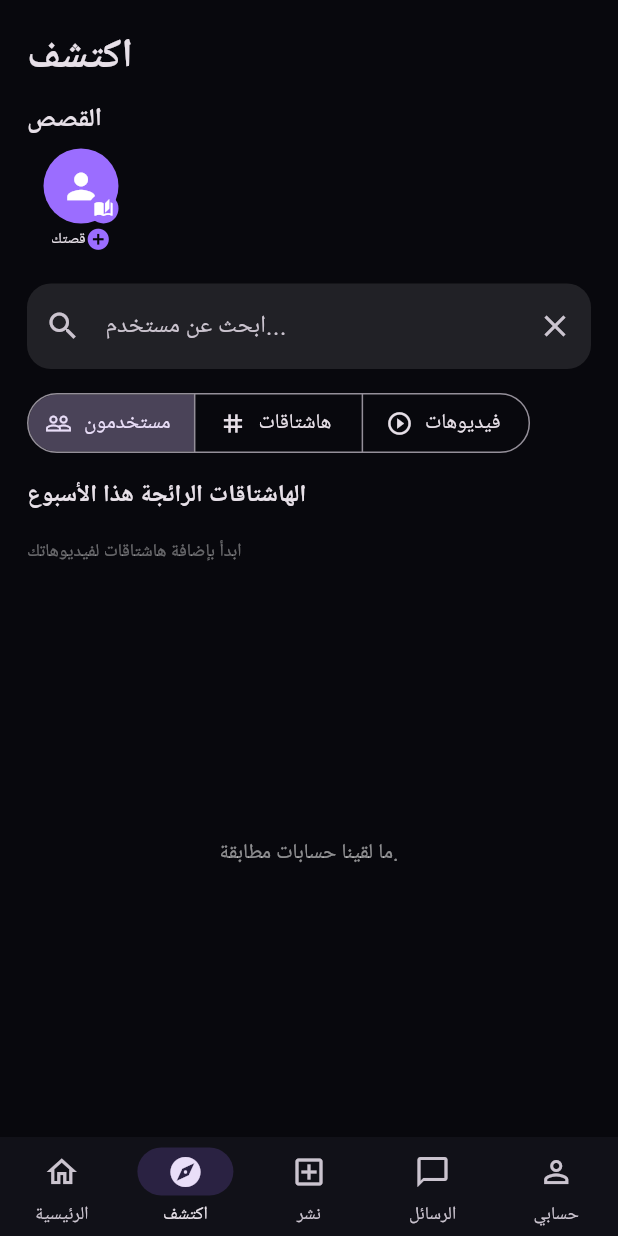
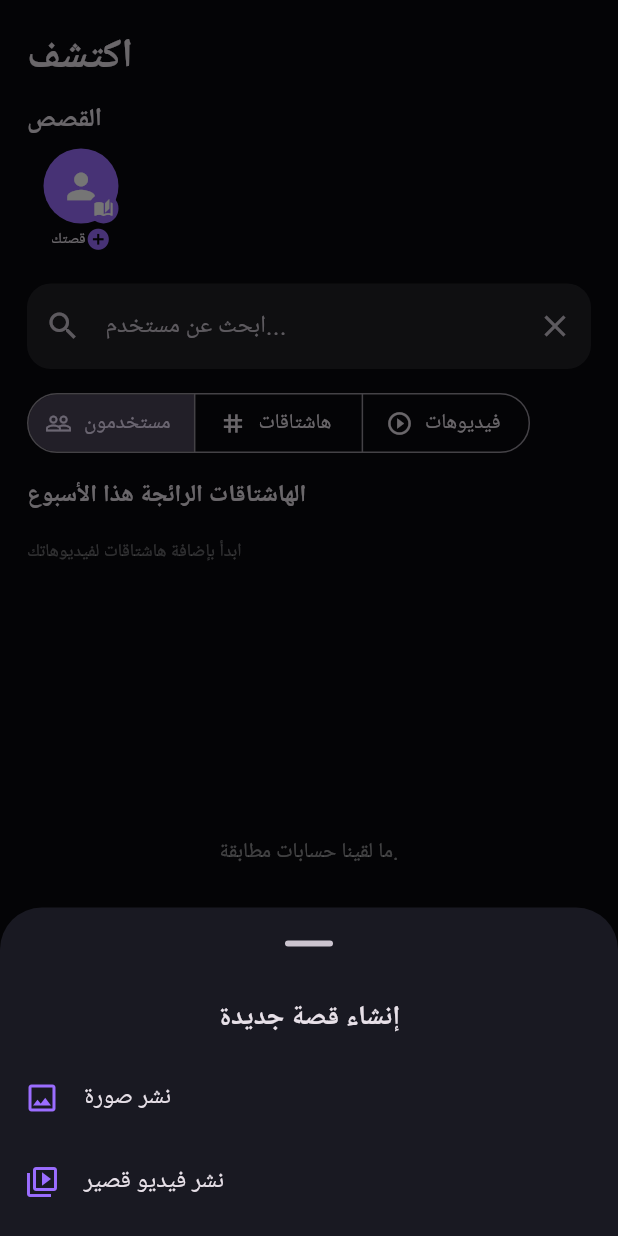
Before and after one commit to hamoudy20iq/VEDORO, a Flutter app: the screen it shows once a user with an empty profile is signed in, item 2 of the bottom bar chosen, after a tap on the "add circle" icon, on a phone screen of 412 x 824 dp. Run offline on Flutter 3.47's test engine with Material 3 defaults, Android fonts, the phone set to English and light mode, and no system bars; our stand-ins replace image_picker, supabase_flutter, video_player; accounts and stored records are empty.

Commit message:
Add video stories and Facebook-style notification tab badge

```diff
--- a/lib/main.dart
+++ b/lib/main.dart
@@ -83,7 +83,7 @@ class _MainScreenState extends State<MainScreen> {
   int feedRefresh = 0;
 
   void openTab(int index) {
-    if (index == 2) {
+    if (index == 3) {
       _showCreateNotice();
       return;
     }
@@ -117,6 +117,7 @@ class _MainScreenState extends State<MainScreen> {
     final pages = [
       FeedScreen(key: ValueKey(feedRefresh), onPageChanged: (i) => activeVideo = i),
       const ExplorePage(),
+      const NotificationsPage(),
       const SizedBox.shrink(),
       const MessagesPage(),
       const ProfilePage(),
@@ -124,19 +125,65 @@ class _MainScreenState extends State<MainScreen> {
     return Scaffold(
       body: IndexedStack(index: tab, children: pages),
       bottomNavigationBar: NavigationBar(
-        height: 66,
+        height: 68,
         backgroundColor: const Color(0xFF111118),
         indicatorColor: accent.withValues(alpha: .18),
         selectedIndex: tab,
         onDestinationSelected: openTab,
-        destinations: const [
-          NavigationDestination(icon: Icon(Icons.home_outlined), selectedIcon: Icon(Icons.home), label: 'الرئيسية'),
-          NavigationDestination(icon: Icon(Icons.explore_outlined), selectedIcon: Icon(Icons.explore), label: 'اكتشف'),
-          NavigationDestination(icon: Icon(Icons.add_box_outlined), selectedIcon: Icon(Icons.add_box), label: 'نشر'),
-          NavigationDestination(icon: Icon(Icons.chat_bubble_outline), selectedIcon: Icon(Icons.chat_bubble), label: 'الرسائل'),
-          NavigationDestination(icon: Icon(Icons.person_outline), selectedIcon: Icon(Icons.person), label: 'حسابي'),
+        destinations: [
+          const NavigationDestination(icon: Icon(Icons.home_outlined), selectedIcon: Icon(Icons.home), label: 'الرئيسية'),
+          const NavigationDestination(icon: Icon(Icons.explore_outlined), selectedIcon: Icon(Icons.explore), label: 'اكتشف'),
+          NavigationDestination(
+            icon: const NotificationBellIcon(),
+            selectedIcon: const NotificationBellIcon(selected: true),
+            label: 'الإشعارات',
+          ),
+          const NavigationDestination(icon: Icon(Icons.add_box_outlined), selectedIcon: Icon(Icons.add_box), label: 'نشر'),
+          const NavigationDestination(icon: Icon(Icons.chat_bubble_outline), selectedIcon: Icon(Icons.chat_bubble), label: 'الرسائل'),
+          const NavigationDestination(icon: Icon(Icons.person_outline), selectedIcon: Icon(Icons.person), label: 'حسابي'),
         ],
       ),
+    );
+  }
+}
+
+class NotificationBellIcon extends StatelessWidget {
+  const NotificationBellIcon({super.key, this.selected = false});
+  final bool selected;
+
+  @override
+  Widget build(BuildContext context) {
+    final uid = Supabase.instance.client.auth.currentUser?.id;
+    if (uid == null) return Icon(selected ? Icons.notifications_active_rounded : Icons.notifications_none_rounded);
+    final stream = Supabase.instance.client.from('notifications')
+      .stream(primaryKey: ['id']).eq('recipient_id', uid);
+    return StreamBuilder<List<Map<String, dynamic>>>(
+      stream: stream,
+      builder: (context, snapshot) {
+        final unread = (snapshot.data ?? []).where((row) => row['is_read'] != true).length;
+        return SizedBox(
+          width: 42, height: 38,
+          child: Stack(clipBehavior: Clip.none, alignment: Alignment.center, children: [
+            Icon(selected ? Icons.notifications_active_rounded : Icons.notifications_none_rounded, size: 25),
+            if (unread > 0)
+              Positioned(
+                top: -2, right: -3,
+                child: Container(
+                  constraints: const BoxConstraints(minWidth: 17, minHeight: 17),
+                  padding: const EdgeInsets.symmetric(horizontal: 4, vertical: 1),
+                  decoration: BoxDecoration(
+                    color: const Color(0xFFE53945),
+                    borderRadius: BorderRadius.circular(10),
+                    border: Border.all(color: const Color(0xFF111118), width: 1.5),
+                  ),
+                  child: Text(unread > 99 ? '99+' : '$unread',
+                    textAlign: TextAlign.center,
+                    style: const TextStyle(color: Colors.white, fontSize: 9, fontWeight: FontWeight.w800)),
+                ),
+              ),
+          ]),
+        );
+      },
     );
   }
 }
@@ -1045,31 +1092,60 @@ class _StoryTrayState extends State<StoryTray> {
     if (_uploading) return;
     final user = Supabase.instance.client.auth.currentUser;
     if (user == null) return;
-    final picked = await ImagePicker().pickImage(
-      source: ImageSource.gallery, imageQuality: 88, maxWidth: 1600,
+    final choice = await showModalBottomSheet<String>(
+      context: context,
+      backgroundColor: const Color(0xFF191922),
+      showDragHandle: true,
+      builder: (ctx) => SafeArea(child: Column(mainAxisSize: MainAxisSize.min, children: [
+        const Padding(padding: EdgeInsets.all(12), child: Text('إنشاء قصة جديدة', style: TextStyle(fontSize: 18, fontWeight: FontWeight.bold))),
+        ListTile(leading: const Icon(Icons.image_outlined, color: accent), title: const Text('نشر صورة'), onTap: () => Navigator.pop(ctx, 'image')),
+        ListTile(leading: const Icon(Icons.video_library_outlined, color: accent), title: const Text('نشر فيديو قصير'), onTap: () => Navigator.pop(ctx, 'video')),
+        const SizedBox(height: 8),
+      ])),
     );
+    if (choice == null || !mounted) return;
+
+    XFile? picked;
+    try {
+      if (choice == 'image') {
+        picked = await ImagePicker().pickImage(source: ImageSource.gallery, imageQuality: 88, maxWidth: 1600);
+      } else {
+        picked = await ImagePicker().pickVideo(source: ImageSource.gallery, maxDuration: const Duration(seconds: 30));
+      }
+    } catch (e) {
+      if (mounted) ScaffoldMessenger.of(context).showSnackBar(SnackBar(content: Text('تعذر اختيار الملف: $e')));
+      return;
+    }
     if (picked == null || !mounted) return;
     final file = File(picked.path);
     final size = await file.length();
-    if (size > 10 * 1024 * 1024) {
-      ScaffoldMessenger.of(context).showSnackBar(
-        const SnackBar(content: Text('حجم صورة القصة يجب ألا يتجاوز 10 ميغابايت')),
-      );
+    if (size > 25 * 1024 * 1024) {
+      ScaffoldMessenger.of(context).showSnackBar(const SnackBar(content: Text('حجم القصة يجب ألا يتجاوز 25 ميغابايت')));
       return;
     }
     final ext = picked.path.split('.').last.toLowerCase();
-    final mime = switch (ext) {
-      'png' => 'image/png',
-      'webp' => 'image/webp',
-      'jpg' || 'jpeg' => 'image/jpeg',
-      _ => '',
-    };
+    final mime = choice == 'image'
+      ? switch (ext) { 'png' => 'image/png', 'webp' => 'image/webp', 'jpg' || 'jpeg' => 'image/jpeg', _ => '' }
+      : switch (ext) { 'mov' => 'video/quicktime', 'mp4' => 'video/mp4', _ => '' };
     if (mime.isEmpty) {
-      ScaffoldMessenger.of(context).showSnackBar(
-        const SnackBar(content: Text('الصيغ المدعومة: JPG وPNG وWEBP')),
-      );
+      ScaffoldMessenger.of(context).showSnackBar(const SnackBar(content: Text('الصيغ المدعومة: JPG/PNG/WEBP للصور وMP4/MOV للفيديو')));
       return;
     }
+    final captionController = TextEditingController();
+    final caption = await showDialog<String>(
+      context: context,
+      builder: (ctx) => AlertDialog(
+        title: const Text('أضف وصفاً للقصة (اختياري)'),
+        content: TextField(controller: captionController, maxLength: 180, maxLines: 2, decoration: const InputDecoration(hintText: 'اكتب شيئاً...')),
+        actions: [
+          TextButton(onPressed: () => Navigator.pop(ctx, null), child: const Text('إلغاء')),
+          FilledButton(onPressed: () => Navigator.pop(ctx, captionController.text.trim()), child: const Text('متابعة')),
+        ],
+      ),
+    );
+    captionController.dispose();
+    if (caption == null || !mounted) return;
+
     setState(() => _uploading = true);
     final path = '${user.id}/${DateTime.now().microsecondsSinceEpoch}.$ext';
     var uploaded = false;
@@ -1082,23 +1158,21 @@ class _StoryTrayState extends State<StoryTray> {
       await client.from('stories').insert({
         'user_id': user.id,
         'media_path': path,
-        'media_type': 'image',
-        'caption': '',
+        'media_type': choice,
+        'caption': caption,
         'expires_at': DateTime.now().toUtc().add(const Duration(hours: 24)).toIso8601String(),
       });
       if (mounted) {
         setState(() => _stories = _loadStories());
         ScaffoldMessenger.of(context).showSnackBar(
-          const SnackBar(content: Text('نُشرت قصتك لمدة 24 ساعة 💜')),
+          SnackBar(content: Text(choice == 'image' ? 'نُشرت صورتك كقصة لمدة 24 ساعة 💜' : 'نُشر فيديو القصة لمدة 24 ساعة 💜')),
         );
       }
     } catch (e) {
       if (uploaded) {
         try { await Supabase.instance.client.storage.from('vedoro-stories').remove([path]); } catch (_) {}
       }
-      if (mounted) ScaffoldMessenger.of(context).showSnackBar(
-        SnackBar(content: Text('تعذر نشر القصة: $e')),
-      );
+      if (mounted) ScaffoldMessenger.of(context).showSnackBar(SnackBar(content: Text('تعذر نشر القصة: $e')));
     } finally {
       if (mounted) setState(() => _uploading = false);
     }
@@ -1170,6 +1244,49 @@ class _StoryTrayState extends State<StoryTray> {
   );
 }
 
+class StoryVideoPlayer extends StatefulWidget {
+  const StoryVideoPlayer({super.key, required this.url});
+  final String url;
+  @override
+  State<StoryVideoPlayer> createState() => _StoryVideoPlayerState();
+}
+
+class _StoryVideoPlayerState extends State<StoryVideoPlayer> {
+  late final VideoPlayerController _controller;
+  bool _ready = false;
+  @override
+  void initState() {
+    super.initState();
+    _controller = VideoPlayerController.networkUrl(Uri.parse(widget.url))
+      ..initialize().then((_) {
+        if (!mounted) return;
+        _controller.setLooping(false);
+        _controller.play();
+        setState(() => _ready = true);
+      }).catchError((_) {});
+  }
+  @override
+  void dispose() {
+    _controller.dispose();
+    super.dispose();
+  }
+  @override
+  Widget build(BuildContext context) {
+    if (!_ready) return const Center(child: CircularProgressIndicator(color: accent));
+    return Center(child: AspectRatio(
+      aspectRatio: _controller.value.aspectRatio,
+      child: Stack(alignment: Alignment.bottomCenter, children: [
+        VideoPlayer(_controller),
+        VideoProgressIndicator(_controller, allowScrubbing: true, colors: const VideoProgressColors(playedColor: accent, bufferedColor: Colors.white38, backgroundColor: Colors.white24)),
+        Align(alignment: Alignment.center, child: IconButton.filledTonal(
+          onPressed: () => setState(() => _controller.value.isPlaying ? _controller.pause() : _controller.play()),
+          icon: Icon(_controller.value.isPlaying ? Icons.pause_rounded : Icons.play_arrow_rounded),
+        )),
+      ]),
+    ));
+  }
+}
+
 class StoryViewerPage extends StatefulWidget {
   const StoryViewerPage({super.key, required this.stories});
   final List<Map<String, dynamic>> stories;
@@ -1373,7 +1490,7 @@ class _StoryViewerPageState extends State<StoryViewerPage> {
           if (!snapshot.hasData) return const Center(child: CircularProgressIndicator(color: accent));
           return Stack(fit: StackFit.expand, children: [
             GestureDetector(onTap: _next,
-              child: InteractiveViewer(child: Center(child: Image.network(snapshot.data!, fit: BoxFit.contain)))),
+              child: story['media_type'] == 'video' ? StoryVideoPlayer(url: snapshot.data!) : InteractiveViewer(child: Center(child: Image.network(snapshot.data!, fit: BoxFit.contain)))),
             Positioned(top: 12, left: 16, right: 16,
               child: LinearProgressIndicator(value: (_index + 1) / widget.stories.length,
                 backgroundColor: Colors.white24, color: accent)),
```
